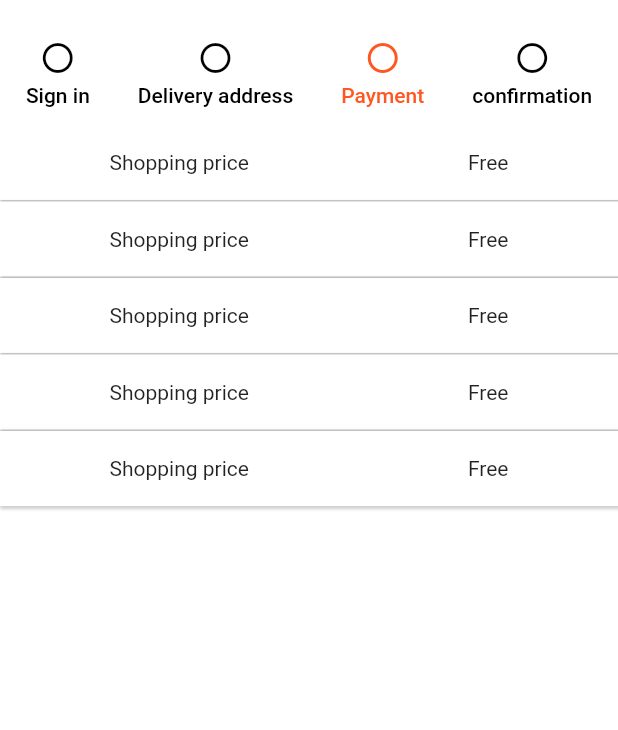
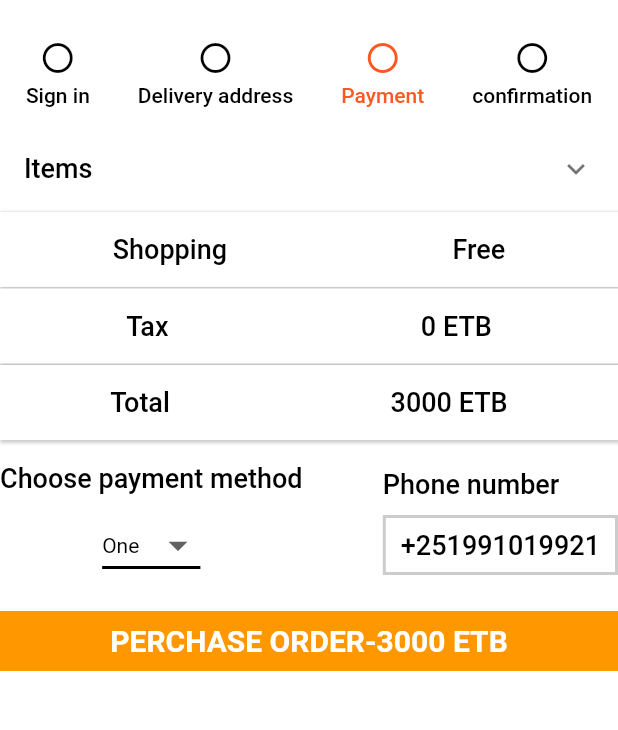
Before and after one commit to Eyobayie/digital_marketing_app, a Flutter app: the screen it shows after launch, tab 3 chosen, on a phone screen of 412 x 824 dp, the part 58-788 px from its top. Run offline on Flutter 3.47's test engine with Material 2 defaults, Android fonts, the light colour scheme and no system bars; our stand-ins replace carousel_slider, flutter_html, font_awesome_flutter, smooth_page_indicator.

Commit message:
before ui

```diff
--- a/lib/widgets/payment.dart
+++ b/lib/widgets/payment.dart
@@ -1,100 +1,126 @@
-import 'package:flutter/src/foundation/key.dart';
-import 'package:flutter/src/widgets/framework.dart';
 
 import 'package:flutter/material.dart';
 
-class PaymentWidget extends StatelessWidget {
+class PaymentWidget extends StatefulWidget {
   const PaymentWidget({Key? key}) : super(key: key);
 
   @override
+  State<PaymentWidget> createState() => _PaymentWidgetState();
+}
+
+class _PaymentWidgetState extends State<PaymentWidget> {
+    String dropdownValue = 'One';
+    final textStyle=const TextStyle(
+      color: Colors.black,
+      fontSize: 18,
+      fontWeight: FontWeight.w500,
+      );
+
+  @override
   Widget build(BuildContext context) {
-    return Column(
+    return Container(
+      color: Colors.white,
+      child: ListView(
+
         children: [
+           ExpansionTile(
+            title:  Text('Items',style: textStyle,),
+            children: [
+                ListView.builder(
+                 shrinkWrap: true,
+                  physics: const NeverScrollableScrollPhysics(),
+                  itemCount: 4,
+                  itemBuilder: (context,index)=>
+                   ListTile(
+                      leading: Image.asset('assets/images/shop1.jpg'),
+                      title:  Text('solar panel',style:textStyle),
+                      subtitle:  Text('2',style: textStyle,),
+                      trailing:  Text('2000 ETB',style: textStyle,),
+                  ),
+                ),
+
+
+            ],
+            childrenPadding:const EdgeInsets.symmetric(horizontal: 10),
+            iconColor: Colors.black,
+            onExpansionChanged: (value){
+              if(value){
+
+              }
+            },
+            ),
+          ShadowContainer('Shopping','Free'),
+          const SizedBox(height: 1,),
+          ShadowContainer('Tax','0 ETB'),
+           const SizedBox(height: 1,),
+          ShadowContainer('Total','3000 ETB'),
+           const SizedBox(height: 15,),
+           Row(
+            mainAxisAlignment: MainAxisAlignment.spaceBetween,
+            children: [
+            Column(children: [
+                Text('Choose payment method',style: textStyle,),
+              const SizedBox(height:
+               10),
+              DropdownButton<String>(
+        value: dropdownValue,
+        icon: const Icon(Icons.arrow_drop_down),
+        iconSize: 30,
+        elevation: 5,
+        style: const TextStyle(color: Colors.black),
+        underline: Container(
+          height: 2,
+          color: Colors.black,
+        ),
+        onChanged: (newValue) {
+          setState(() {
+            dropdownValue=newValue.toString();
+          });
+        },
+        items: <String>['One', 'Two', 'Three', 'Four']
+            .map<DropdownMenuItem<String>>((String value) {
+          return DropdownMenuItem<String>(
+            value: value,
+            child: Text(value),
+          );
+        }).toList(),
+      )
+            ],),
+            Column(
+              crossAxisAlignment: CrossAxisAlignment.start,
+              children: [
+                Text('Phone number',style: textStyle,),
+               const SizedBox(height: 10,),
                Container(
-              width: double.infinity,
-              height: 50,
+                padding: const EdgeInsets.symmetric(horizontal: 10),
+                height: 40,
                 decoration: BoxDecoration(
-                boxShadow: [
-                  BoxShadow(
-                      color: Colors.grey.withOpacity(0.6),
-                      offset: const Offset(1, 1),
-                      blurRadius: 1,
-                      spreadRadius: 1),
-                ],
+                border: Border.all(
+                  color: Colors.black.withOpacity(0.2),
+                  width: 2,
+                ),
                   color: Colors.white,
                 ),
-              child: Row(
-                mainAxisAlignment: MainAxisAlignment.spaceAround,
-                children: const [
-                Text('Shopping price'),
-                Text('Free'),
+                  child: Center(child: Text('+251991019921',style: textStyle,),)
+                ),
             ],),
+           ],),
+           const SizedBox(height: 20),
+           Container(
+            width: 200,
+            height: 40,
+            decoration: const BoxDecoration(
+              color: Colors.orange,
             ),
-              const SizedBox(height: 1,),
-                Container(
-              width: double.infinity,
-              height: 50,
-              decoration: BoxDecoration(
-                boxShadow: [
-                  BoxShadow(
-                      color: Colors.grey.withOpacity(0.6),
-                      offset: const Offset(1, 1),
-                      blurRadius: 1,
-                      spreadRadius: 1),
+            child: const Center(
+              child: Text('PERCHASE ORDER-3000 ETB',style: TextStyle(color: Colors.white,fontSize: 20,fontWeight: FontWeight.bold),),),
+           )
         ],
-                color: Colors.white,
       ),
-              child: Row(
-                mainAxisAlignment: MainAxisAlignment.spaceAround,
-                children: const [
-                Text('Shopping price'),
-                Text('Free'),
-              ],),
-        ),
-         const SizedBox(height: 1,),
-                Container(
-              width: double.infinity,
-              height: 50,
-              decoration: BoxDecoration(
-                boxShadow: [
-                  BoxShadow(
-                      color: Colors.grey.withOpacity(0.6),
-                      offset: const Offset(1, 1),
-                      blurRadius: 1,
-                      spreadRadius: 1),
-                ],
-                color: Colors.white,
-              ),
-              child: Row(
-                mainAxisAlignment: MainAxisAlignment.spaceAround,
-                children: const [
-                Text('Shopping price'),
-                Text('Free'),
-              ],),
-        ),
-          const SizedBox(height: 1,),
-                Container(
-              width: double.infinity,
-              height: 50,
-              decoration: BoxDecoration(
-                boxShadow: [
-                  BoxShadow(
-                      color: Colors.grey.withOpacity(0.6),
-                      offset: const Offset(1, 1),
-                      blurRadius: 1,
-                      spreadRadius: 1),
-                ],
-                color: Colors.white,
-              ),
-              child: Row(
-                mainAxisAlignment: MainAxisAlignment.spaceAround,
-                children: const [
-                Text('Shopping price'),
-                Text('Free'),
-              ],),
-        ),
-         const SizedBox(height: 1,),
-                Container(
+    );
+  }
+  Widget ShadowContainer(String title,String value){
+    return   Container(
               width: double.infinity,
               height: 50,
               decoration: BoxDecoration(
@@ -109,12 +135,10 @@ class PaymentWidget extends StatelessWidget {
               ),
               child: Row(
                 mainAxisAlignment: MainAxisAlignment.spaceAround,
-                children: const [
-                Text('Shopping price'),
-                Text('Free'),
+                children:  [
+                Text(title,style: textStyle,),
+                Text(value,style: textStyle,),
               ],),
-        ),
-      ],
         );
   }
 }
```
Lines whose indentation alone changed are shown as unchanged.
